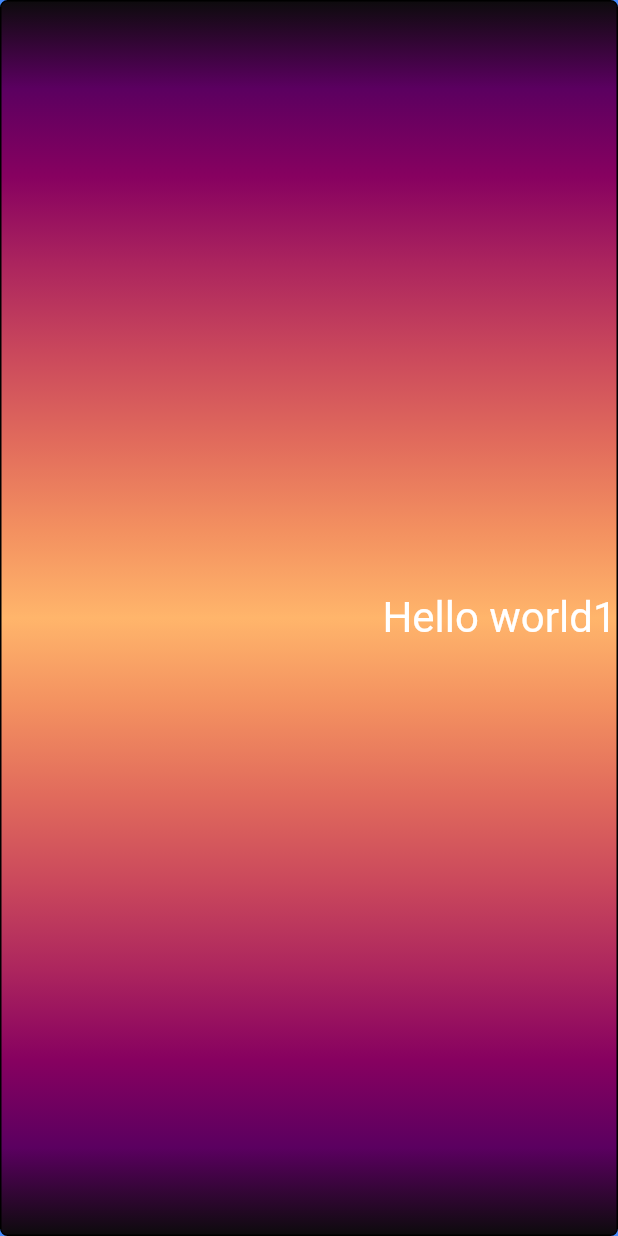
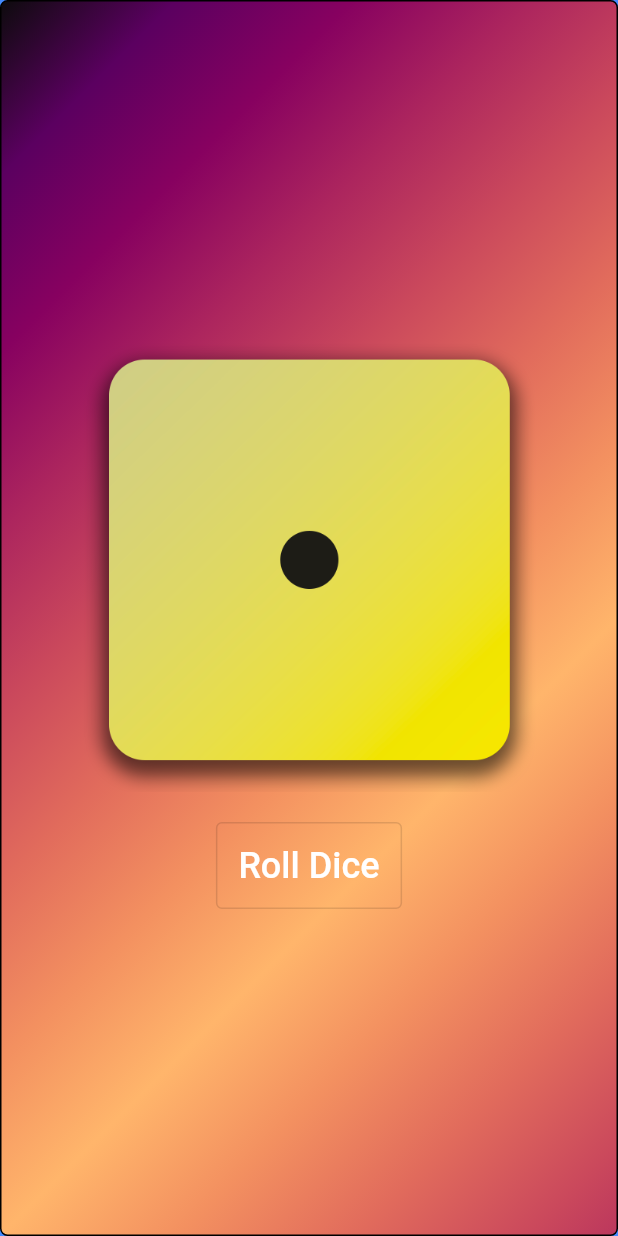
Before and after one commit to TimDeveloper97/flutter-application-tutorial, a Flutter app: the screen it shows after launch, on a phone screen of 412 x 824 dp. Run offline on Flutter 3.47's test engine with Material 2 defaults, Android fonts, the phone set to English and light mode, and no system bars.

Commit message:
session 49: finish roll dice

```diff
--- /dev/null
+++ b/demo_app/lib/dice_roller.dart
@@ -0,0 +1,47 @@
+import 'dart:math';
+
+import 'package:demo_app/style_text.dart';
+import 'package:flutter/material.dart';
+
+final random = Random();
+
+class DiceRoller extends StatefulWidget {
+  const DiceRoller({Key? key}) : super(key: key);
+
+  @override
+  State<StatefulWidget> createState() {
+    return _DiceRollerState();
+  }
+}
+
+class _DiceRollerState extends State<DiceRoller> {
+  var currentDiceRoll = 1;
+
+  rollDice() {
+    var number = random.nextInt(6) + 1;
+    setState(() {
+      currentDiceRoll = number;
+    });
+    print('rollDice: $currentDiceRoll');
+  }
+
+  @override
+  Widget build(BuildContext context) {
+    return Column(mainAxisAlignment: MainAxisAlignment.center, children: [
+      Image.asset(
+        'assets/images/dice-$currentDiceRoll.png',
+      ),
+      const SizedBox(
+        height: 20,
+      ),
+      OutlinedButton(
+        onPressed: rollDice,
+        child: const StyleText('Roll Dice'),
+        style: TextButton.styleFrom(
+          padding: const EdgeInsets.all(15),
+          backgroundColor: Colors.transparent,
+        ),
+      )
+    ]);
+  }
+}
--- a/demo_app/lib/gradient_container.dart
+++ b/demo_app/lib/gradient_container.dart
@@ -1,13 +1,20 @@
+import 'package:demo_app/dice_roller.dart';
 import 'package:demo_app/style_text.dart';
-import 'package:flutter/cupertino.dart';
+import 'package:flutter/material.dart';
 
-var startAlignment = Alignment.bottomRight;
-var bottomAlignment = Alignment.centerRight;
+const startAlignment = Alignment.topLeft;
+const bottomAlignment = Alignment.centerRight;
 
 class GradientContainer extends StatelessWidget {
-  GradientContainer({Key? key}) : super(key: key) {
-    var x = 10;
-  }
+  const GradientContainer({Key? key, required this.colors}) : super(key: key);
+  // const GradientContainer(this.colors, {Key? key}) : super(key: key);
+  GradientContainer.purple()
+      : colors = [
+          Color.fromARGB(255, 12, 11, 12),
+          Color(0xff5b0060),
+          Color(0xff870160),
+        ];
+  final List<Color> colors;
 
   @override
   Widget build(BuildContext context) {
@@ -18,16 +25,8 @@ class GradientContainer extends StatelessWidget {
           begin: startAlignment,
           // end: Alignment(0.8, 1),
           end: bottomAlignment,
-          colors: const [
-            Color.fromARGB(255, 12, 11, 12),
-            Color(0xff5b0060),
-            Color(0xff870160),
-            Color(0xffac255e),
-            Color(0xffca485c),
-            Color(0xffe16b5c),
-            Color(0xfff39060),
-            Color(0xffffb56b),
-          ], // Gradient from https://learnui.design/tools/gradient-generator.html
+          colors:
+              colors, // Gradient from https://learnui.design/tools/gradient-generator.html
           tileMode: TileMode.mirror,
         ),
         color: const Color(0xff7c94b6),
@@ -41,11 +40,13 @@ class GradientContainer extends StatelessWidget {
         ),
         borderRadius: BorderRadius.circular(5),
       ),
-      alignment: bottomAlignment,
+      alignment: Alignment.center,
       // child: const Center(
       //   child: Text("Hello world"),
       // ),
-      child: const StyleText(),
+      // child: const StyleText('Hello world'),
+      padding: const EdgeInsets.only(left: 50, right: 50),
+      child: DiceRoller(),
     );
   }
 }
--- a/demo_app/lib/main.dart
+++ b/demo_app/lib/main.dart
@@ -28,8 +28,17 @@
         primarySwatch: Colors.blue,
       ),
       // home: const MyHomePage(title: 'Flutter Demo Home Page'),
-      home: Scaffold(
-          body: GradientContainer(), backgroundColor: Colors.blueAccent),
+      home: const Scaffold(
+          body: GradientContainer(colors: [
+            Color.fromARGB(255, 12, 11, 12),
+            Color(0xff5b0060),
+            Color(0xff870160),
+            Color(0xffac255e),
+            Color(0xffca485c),
+            Color(0xffe16b5c),
+            Color(0xfff39060),
+            Color(0xffffb56b),
+          ]), backgroundColor: Colors.blueAccent),
     );
   }
 }
--- a/demo_app/lib/style_text.dart
+++ b/demo_app/lib/style_text.dart
@@ -1,13 +1,14 @@
 import 'package:flutter/material.dart';
 
 class StyleText extends StatelessWidget {
-  const StyleText({Key? key}) : super(key: key);
+  const StyleText(this.outputText, {Key? key}) : super(key: key);
+  final String outputText;
 
   @override
   Widget build(BuildContext context) {
-    return const Text(
-      'Hello world1',
-      style: TextStyle(color: Colors.white, fontSize: 28),
+    return Text(
+      outputText,
+      style: const TextStyle(color: Colors.white, fontSize: 24,),
     );
   }
 }
```
Also changed, not shown: demo_app/pubspec.yaml (+7 -3 lines), demo_app/assets/images/dice-1.png (added), demo_app/assets/images/dice-2.png (added), demo_app/assets/images/dice-3.png (added), demo_app/assets/images/dice-4.png (added), demo_app/assets/images/dice-5.png (added), demo_app/assets/images/dice-6.png (added).
